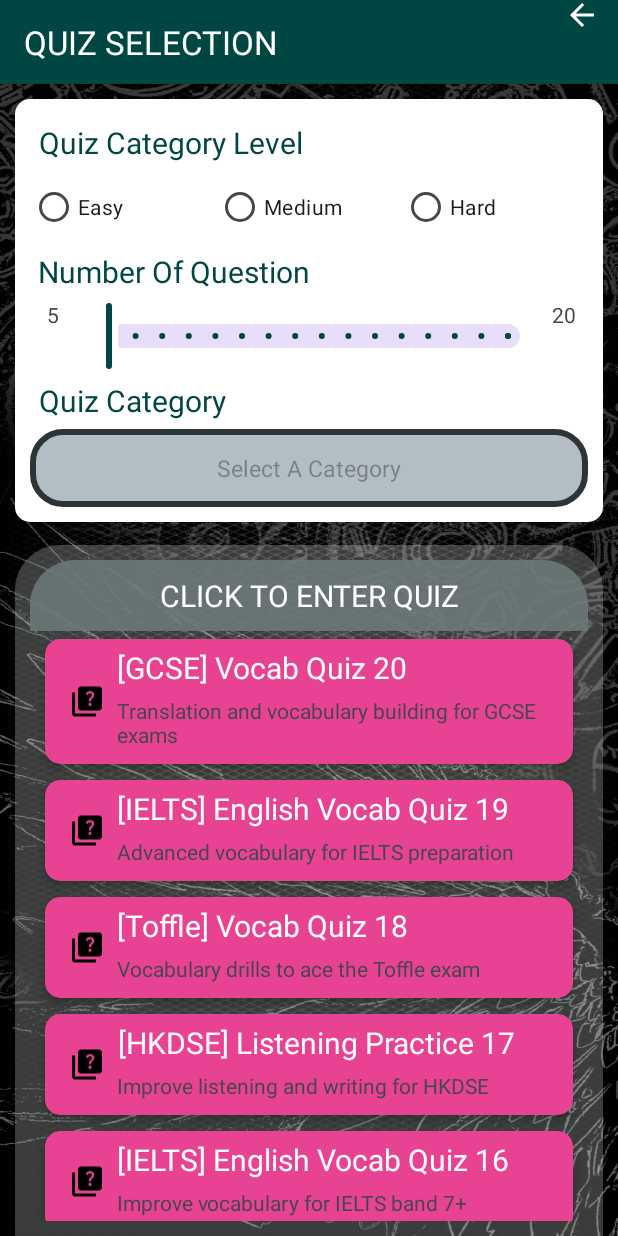
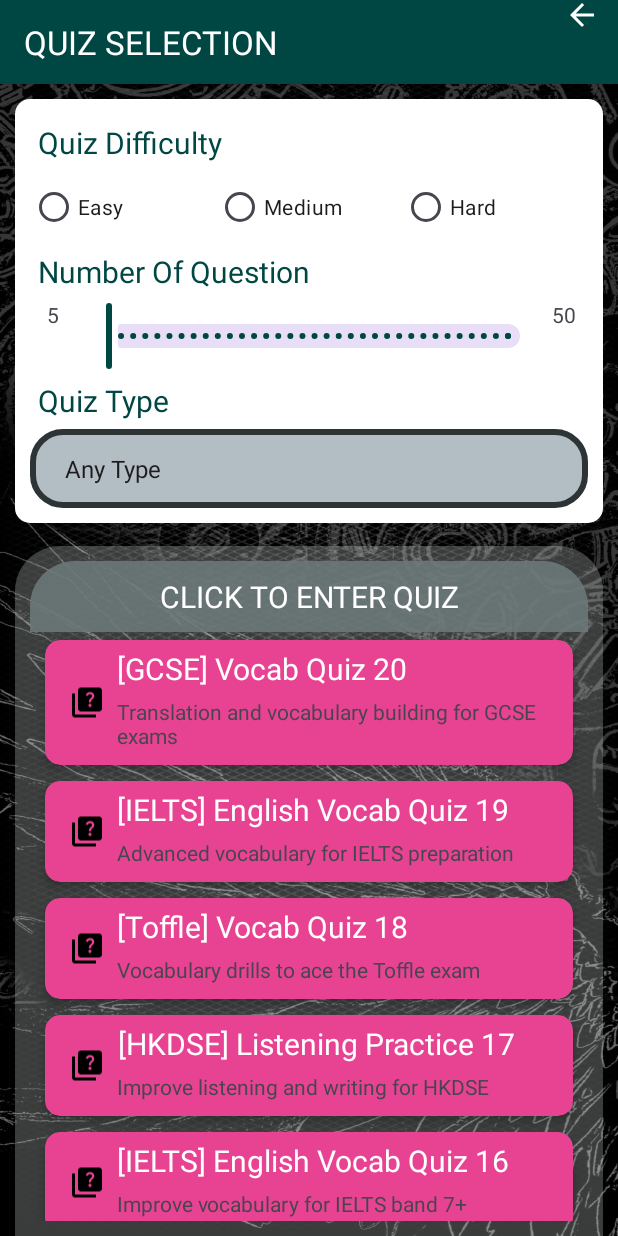
Before and after one commit to rayrayrachel/ExamSOS, an Android app: the ActivityQuizSelection screen opened directly, with no data from a screen before it, on a phone screen of 412 x 824 dp. Run offline under Robolectric (Android 15) with nearby library versions, the phone set to English and light mode, and no system bars.

Commit message:
[UI] App flow

```diff
--- a/app/src/main/java/com/example/examsos/ActivityQuizSelection.kt
+++ b/app/src/main/java/com/example/examsos/ActivityQuizSelection.kt
@@ -4,6 +4,11 @@ import android.os.Bundle
 import android.util.Log
 import android.view.Menu
 import android.view.MenuItem
+import android.view.View
+import android.widget.AdapterView
+import android.widget.ArrayAdapter
+import android.widget.Spinner
+import android.widget.Toast
 import androidx.appcompat.app.AppCompatActivity
 import androidx.appcompat.widget.Toolbar
 import androidx.recyclerview.widget.LinearLayoutManager
@@ -27,6 +32,8 @@ class ActivityQuizSelection : AppCompatActivity() {
 
         // Set up the RecyclerView
         setupRecyclerView2()
+
+        setupQuizTypeSpinner()
     }
 
     /**
@@ -61,6 +68,40 @@ class ActivityQuizSelection : AppCompatActivity() {
         val adapter = LevelAdapter(levelList)
         recyclerView.adapter = adapter
     }
+
+    private fun setupQuizTypeSpinner() {
+        val categorySpinner = findViewById<Spinner>(R.id.category_spinner)
+
+        val quizTypeList = listOf(
+            "Any Type",
+            "Multiple Choice",
+            "True/False"
+        )
+
+        val adapter = ArrayAdapter(
+            this,
+            android.R.layout.simple_spinner_item,
+            quizTypeList
+        )
+
+        adapter.setDropDownViewResource(android.R.layout.simple_spinner_dropdown_item)
+
+        categorySpinner.adapter = adapter
+
+        categorySpinner.onItemSelectedListener = object : AdapterView.OnItemSelectedListener {
+            override fun onItemSelected(parent: AdapterView<*>?, view: View?, position: Int, id: Long) {
+                val selectedType = parent?.getItemAtPosition(position).toString()
+                if (position != 0) { // Ignore the placeholder item
+                 //   Toast.makeText(this@MainActivity, "Selected: $selectedType", Toast.LENGTH_SHORT).show()
+                }
+            }
+
+            override fun onNothingSelected(parent: AdapterView<*>?) {
+                // Do nothing
+            }
+        }
+    }
+
 
     override fun onCreateOptionsMenu(menu: Menu?): Boolean {
         menuInflater.inflate(R.menu.sub_tool_bar_layout, menu)
--- a/app/src/main/res/layout/activity_quiz_selection.xml
+++ b/app/src/main/res/layout/activity_quiz_selection.xml
@@ -100,7 +100,7 @@
                         android:layout_height="wrap_content"
                         android:layout_weight="10"
                         android:valueFrom="5"
-                        android:valueTo="20"
+                        android:valueTo="50"
                         android:stepSize="1"
                         android:contentDescription="@string/number_of_question_slider_description" />
 
@@ -119,16 +119,16 @@
                     android:layout_height="wrap_content"
                     android:layout_gravity="start"
                     android:paddingBottom="@dimen/text_padding"
-                    android:text="@string/quiz_category_header" />
+                    android:text="@string/quiz_type_header" />
 
 
-                <AutoCompleteTextView
+                <Spinner
                     android:id="@+id/category_spinner"
                     style="@style/SelectorTextStyle"
                     android:layout_width="match_parent"
                     android:layout_height="wrap_content"
                     android:background="@drawable/container_square"
-                    android:hint="@string/select_a_category_selector_hint"
+                    android:hint="@string/select_quiz_type_hint"
                     android:inputType="none"
                     android:padding="@dimen/auto_complete_padding" />
 
--- a/app/src/main/res/values/strings.xml
+++ b/app/src/main/res/values/strings.xml
@@ -74,21 +74,20 @@
     <string name="dummy_announcement_header">RELEASE: Politics Category</string>
 
     <!--Notes Page Fragment Strings-->
-
     <string name="recent_note_title">[ADVANCED] IELTS Exam Daily Vocabulary</string>
     <string name="recent_note_date">accessed on 4/10/2024</string>
     <string name="dummy_recent_note_content">1. Cohesion:\nThe use of linking words and phrases to connect ideas effectively.\n\n2. Lexical Resource:\nA range of vocabulary used appropriately to convey precise meanings.\n\n3. Complex Sentences:\nSentences that combine independent and dependent clauses to enhance writing.\n\n4. Task Achievement:\nThe extent to which the response meets the requirements of the prompt.</string>
     <string name="go_to_notes_button_label">MORE NOTES</string>
 
     <!--Level Page Fragment Strings-->
-    <string name="humanities_icon">HUMANITIES\n</string>
-    <string name="STEM_school_icon">STEM\n</string>
-    <string name="biology_icon">BIOLOGY</string>
-    <string name="literature_icon">LITERATURES\n</string>
-    <string name="level_category_humanities">HUMANITIES</string>
-    <string name="level_category_STEM">STEM</string>
-    <string name="level_category_biology">BIOLOGY</string>
-    <string name="level_category_literature">LITERATURES</string>
+    <string name="custom_quiz_icon">CUSTOM\n</string>
+    <string name="daily_quiz_icon">DAILY\n</string>
+    <string name="random_quiz_icon">RANDOM\n</string>
+    <string name="advanced_marathon_icon">MARATHON\n</string>
+    <string name="custom_quiz_button">CUSTOM</string>
+    <string name="daily_quiz_button">DAILY</string>
+    <string name="random_quiz_button">RANDOM</string>
+    <string name="advanced_marathon_button">MARATHON</string>
 
     <!--Notification Page Fragment Strings-->
     <string name="go_to_notification_button_label">READ ALL NOTIFICATIONS</string>
@@ -111,9 +110,9 @@
 
 
     <!--Level Page String-->
-    <string name="quiz_category_level_header">Quiz Category Level</string>
-    <string name="quiz_category_header">Quiz Category</string>
-    <string name="select_a_category_selector_hint">Select A Category</string>
+    <string name="quiz_category_level_header">Quiz Difficulty</string>
+    <string name="quiz_type_header">Quiz Type</string>
+    <string name="select_quiz_type_hint">Select A Quiz Type</string>
     <string name="select_quiz_category_level_selector_hint">Select Quiz Category Level</string>
     <string name="level_icon_description">Level Icon\n</string>
     <string name="dummy_level_header">Level Header</string>
@@ -146,7 +145,7 @@
     <string name="number_of_questions_label">Number Of Question</string>
     <string name="enter_number_of_questions_hint">Select The Number Of Questions</string>
     <string name="number_of_question_slider_min">5</string>
-    <string name="number_of_question_slider_max">20</string>
+    <string name="number_of_question_slider_max">50</string>
     <string name="number_of_question_slider_description">slider</string>
     <string name="quiz_difficulty_easy">Easy</string>
     <string name="quiz_difficulty_medium">Medium</string>
```
Also changed, not shown: app/src/main/res/layout/fragment_levels.xml (+8 -8 lines).
